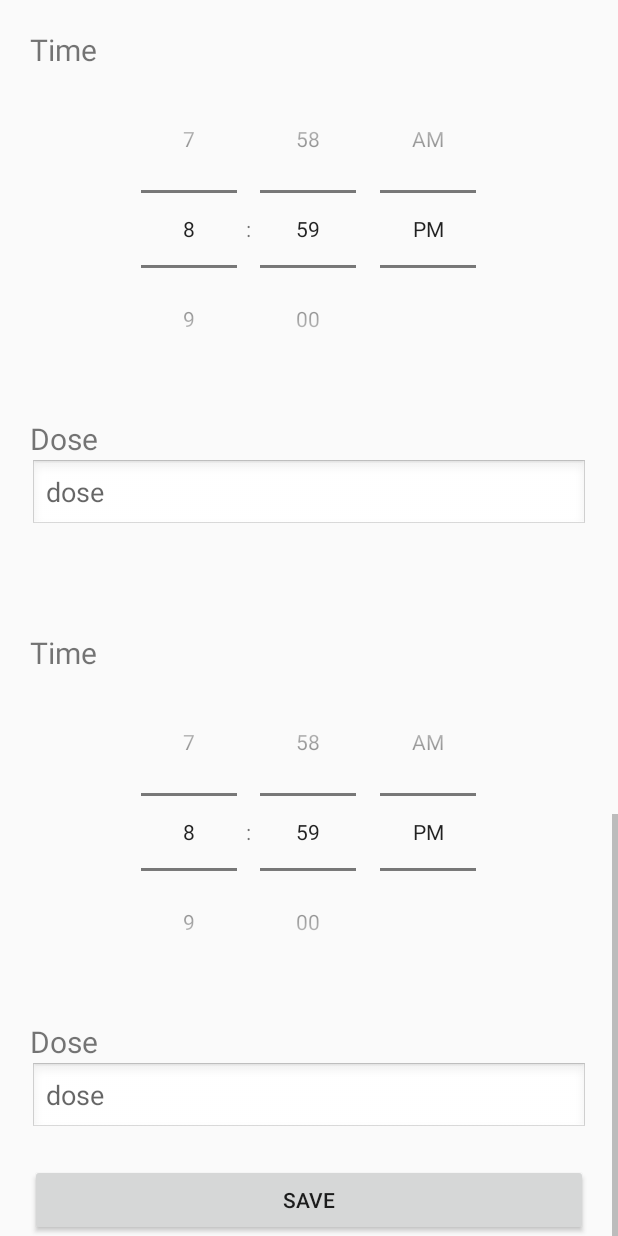
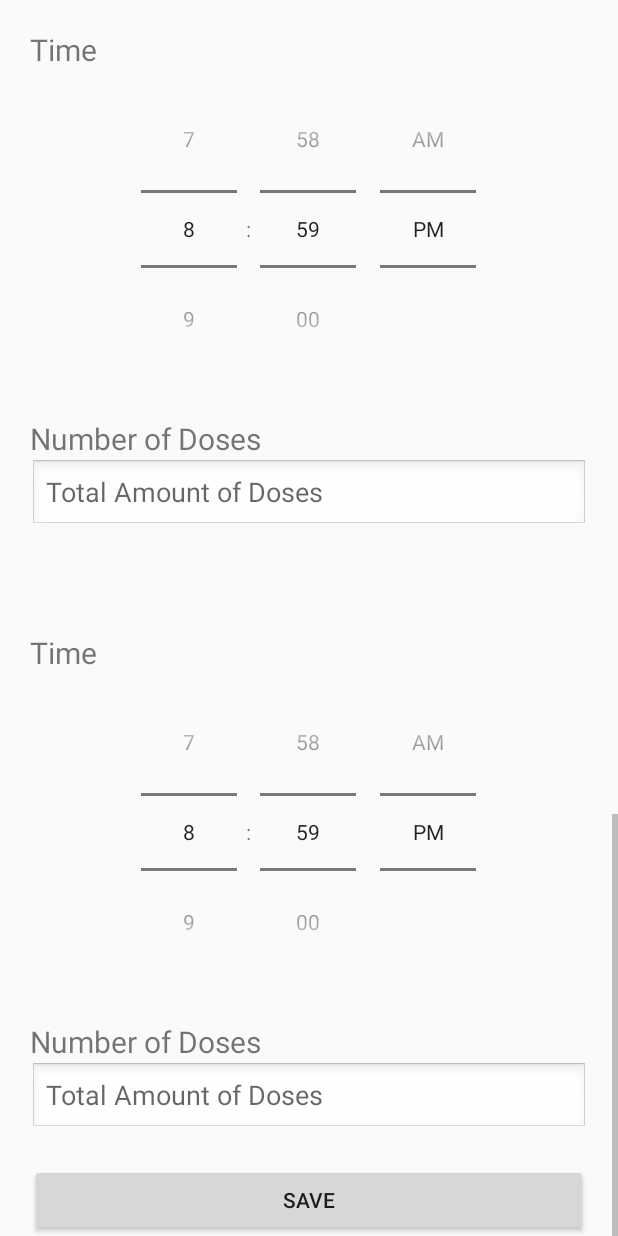
Before and after one commit to TeamSAYY/COMP3004Project, an Android app: the layout fragment_frag__add.xml on its own in the app's theme, with its tools: preview values and no code run, scrolled down 1590 dp, on a phone screen of 412 x 824 dp. Run offline under Robolectric (Android 15) with nearby library versions, the phone set to English and light mode, and no system bars.

Commit message:
Updated the add page

```diff
--- a/app/src/main/res/layout/fragment_frag__add.xml
+++ b/app/src/main/res/layout/fragment_frag__add.xml
@@ -354,7 +354,7 @@
                         android:layout_width="match_parent"
                         android:layout_height="wrap_content"
                         android:layout_marginTop="20dp"
-                        android:text="Dose"
+                        android:text="Number of Doses"
                         android:textSize="20sp" />
 
                     <EditText
@@ -362,7 +362,7 @@
                         android:layout_width="match_parent"
                         android:layout_height="wrap_content"
                         android:background="@android:drawable/edit_text"
-                        android:hint="dose"
+                        android:hint="Total Amount of Doses"
                         android:inputType="number" />
 
                 </LinearLayout>
@@ -400,7 +400,7 @@
                         android:layout_width="match_parent"
                         android:layout_height="wrap_content"
                         android:layout_marginTop="20dp"
-                        android:text="Dose"
+                        android:text="Number of Doses"
                         android:textSize="20sp" />
 
                     <EditText
@@ -408,7 +408,7 @@
                         android:layout_width="match_parent"
                         android:layout_height="wrap_content"
                         android:background="@android:drawable/edit_text"
-                        android:hint="dose"
+                        android:hint="Total Amount of Doses"
                         android:inputType="number" />
 
                 </LinearLayout>
@@ -446,7 +446,7 @@
                         android:layout_width="match_parent"
                         android:layout_height="wrap_content"
                         android:layout_marginTop="20dp"
-                        android:text="Dose"
+                        android:text="Number of Doses"
                         android:textSize="20sp" />
 
                     <EditText
@@ -454,7 +454,7 @@
                         android:layout_width="match_parent"
                         android:layout_height="wrap_content"
                         android:background="@android:drawable/edit_text"
-                        android:hint="dose"
+                        android:hint="Total Amount of Doses"
                         android:inputType="number" />
 
                 </LinearLayout>
```
Also changed, not shown: app/src/main/java/com/example/drmednotifier/Frag_Add.java (+8 -3 lines).
